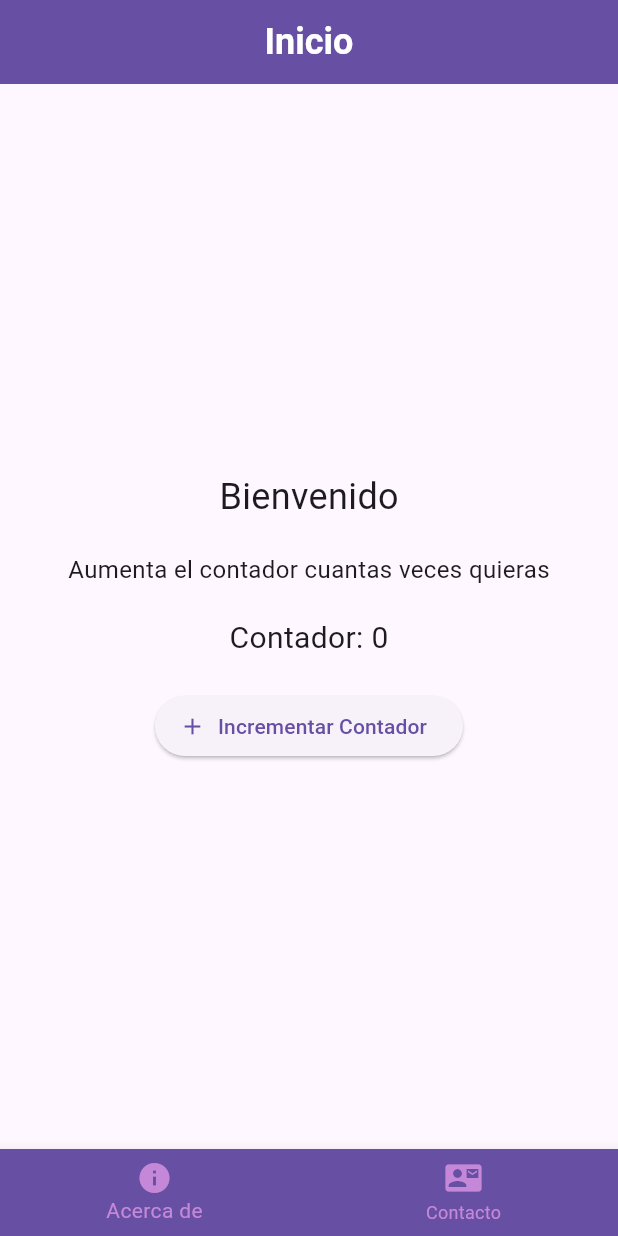
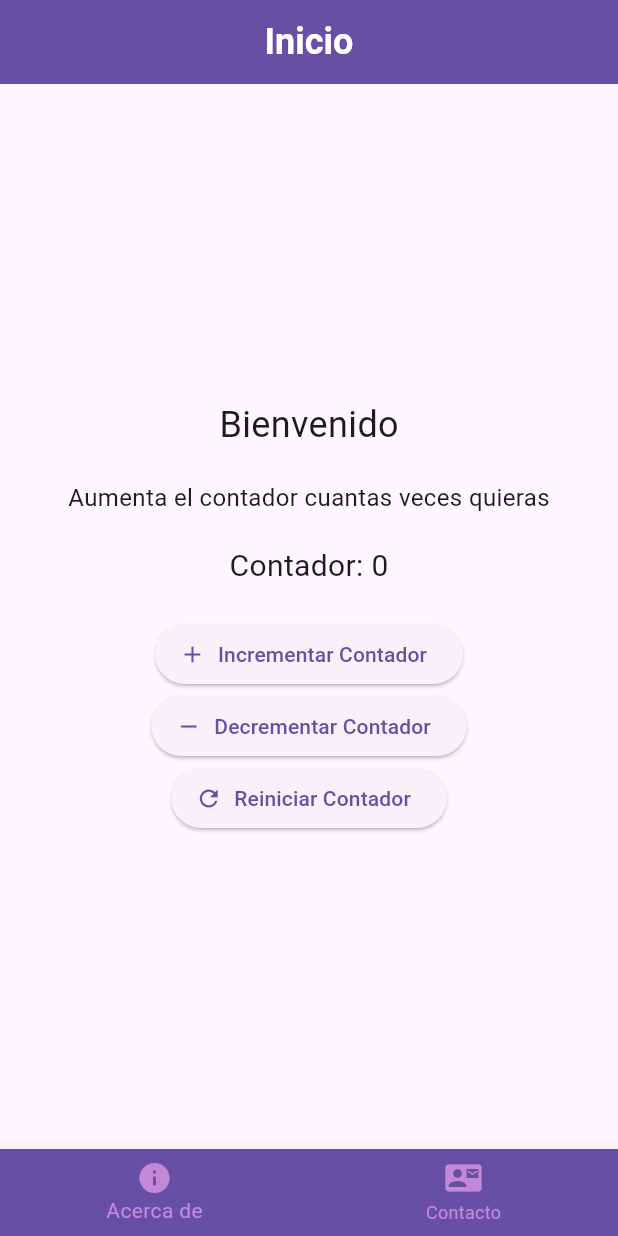
Before and after one commit to diegobenitez2005/dbenitez-flutter002, a Flutter app: the screen it shows after launch, on a phone screen of 412 x 824 dp. Run offline on Flutter 3.47's test engine with Material 3 defaults, Android fonts, the phone set to English and light mode, and no system bars.

Commit message:
Agregar boton de refrescar en la pagina de inicio, cambiar colores de los Appbar para que sean consistentes al ThemeData, cambiar texto en la pantalla de acerca_de

```diff
--- a/lib/views/acerca_de.dart
+++ b/lib/views/acerca_de.dart
@@ -12,6 +12,12 @@ class AcercaDeScreen extends StatelessWidget {
     return Scaffold(
       appBar: AppBar(
         title: const Text('Acerca de'),
+        backgroundColor: Theme.of(context).primaryColor,
+              centerTitle: true,
+              titleTextStyle: const TextStyle(
+              fontSize: 24,
+              fontWeight: FontWeight.bold,
+          ),
       ),
       body: const Center(
         child: Text(
--- a/lib/views/inicio.dart
+++ b/lib/views/inicio.dart
@@ -22,6 +22,18 @@ class _InicioScreenState extends State<InicioScreen> {
   void _incrementCounter() {
     setState(() {
       _counter++; // Incrementa el contador
+    });
+    print('setState: El contador ha sido actualizado a $_counter.');
+  }
+  void _decrementCounter() {
+    setState(() {
+      _counter--; // Incrementa el contador
+    });
+    print('setState: El contador ha sido actualizado a $_counter.');
+  }
+  void _refreshCounter() {
+    setState(() {
+      _counter = 0; // Incrementa el contador
     });
     print('setState: El contador ha sido actualizado a $_counter.');
   }
@@ -68,6 +80,14 @@ class _InicioScreenState extends State<InicioScreen> {
               onPressed: _incrementCounter,
               icon: const Icon(Icons.add),
             ),
+            ElevatedButton.icon(onPressed:_decrementCounter,
+            label: const Text('Decrementar Contador'),
+            icon: const Icon(Icons.remove),
+            ),
+            ElevatedButton.icon(onPressed: _refreshCounter,
+            label: const Text('Reiniciar Contador'),
+            icon: const Icon(Icons.refresh),
+            )
           ],
         ),
       ),
```
Also changed, not shown: lib/views/contactanos.dart (+10 -1 lines).
